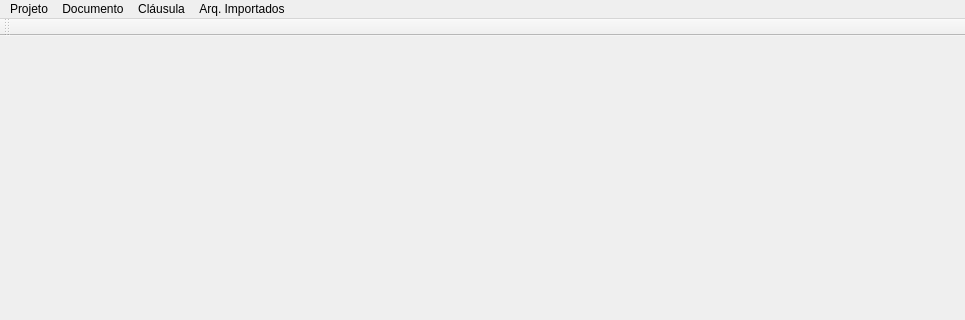
Qt form views/UI/MainWindow.ui (fbarden/ProjectManager) before a commit; both pictures show x 0 to 965 and y 0 to 320 of the 965 by 643 pixel window.
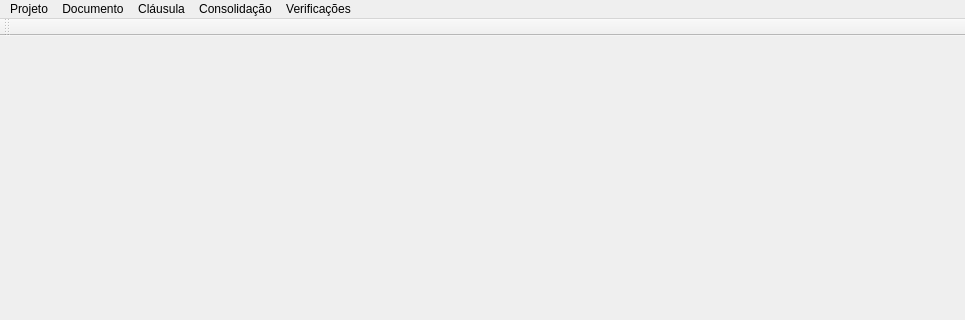
The same form after that commit.

```diff
--- a/views/UI/MainWindow.ui
+++ b/views/UI/MainWindow.ui
@@ -36,26 +36,37 @@
     <addaction name="separator"/>
     <addaction name="actionExit"/>
    </widget>
-   <widget class="QMenu" name="menuDocumento">
+   <widget class="QMenu" name="menuDocuments">
     <property name="title">
      <string>Documento</string>
     </property>
    </widget>
-   <widget class="QMenu" name="menuCl_usula">
+   <widget class="QMenu" name="menuClauses">
     <property name="title">
      <string>Cláusula</string>
     </property>
    </widget>
-   <widget class="QMenu" name="menuImportedFiles">
+   <widget class="QMenu" name="menuConsolidation">
     <property name="title">
-     <string>Arq. Importados</string>
+     <string>Consolidação</string>
     </property>
-    <addaction name="actionManageFiles"/>
+    <addaction name="actionProjectConsolidation"/>
+    <addaction name="actionIndexHistory"/>
+   </widget>
+   <widget class="QMenu" name="menuVerifications">
+    <property name="title">
+     <string>Verificações</string>
+    </property>
+    <addaction name="actionCheckSpaces"/>
+    <addaction name="actionCheckGranularity"/>
+    <addaction name="actionSuspectClauses"/>
+    <addaction name="actionRedundantPaths"/>
    </widget>
    <addaction name="menuProject"/>
-   <addaction name="menuDocumento"/>
-   <addaction name="menuCl_usula"/>
-   <addaction name="menuImportedFiles"/>
+   <addaction name="menuDocuments"/>
+   <addaction name="menuClauses"/>
+   <addaction name="menuConsolidation"/>
+   <addaction name="menuVerifications"/>
   </widget>
   <widget class="QStatusBar" name="statusbar"/>
   <widget class="QToolBar" name="toolBar">
```
Left out of the diff: 71 changed lines with no effect on the pictures.
